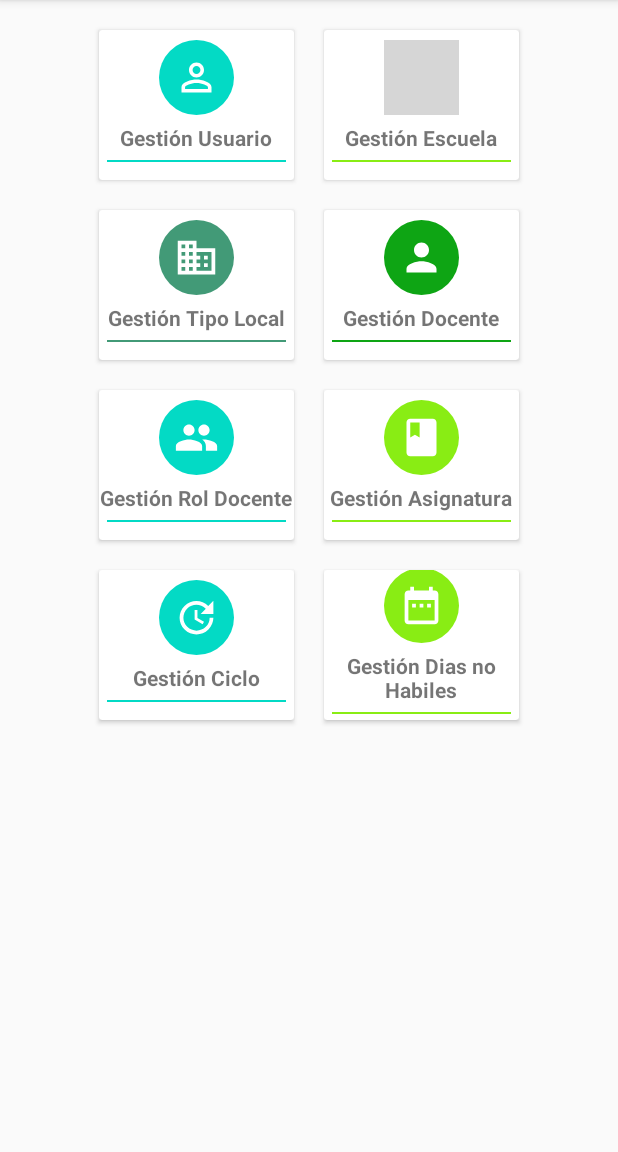
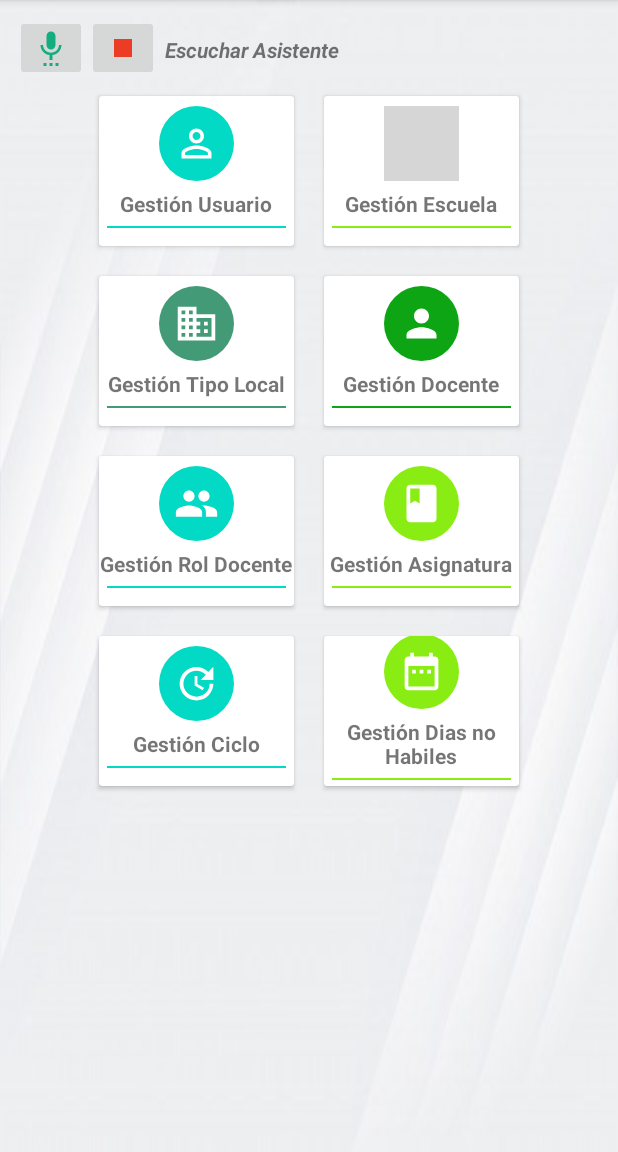
Before and after one commit to AbiMani/ReservaFia, an Android app: the AdministradorMenuActivity screen opened directly, with no data from a screen before it, after a tap on "Gestión Escuela", on a phone screen of 412 x 824 dp, the part 84-1236 px from its top. Run offline under Robolectric (Android 15) with nearby library versions, the phone set to English and light mode, and no system bars; 1 statement that could not run was skipped; grey boxes are pictures that could not be loaded.

Commit message:
tts en menu administrador,  y otras modificaciones en insertar reserva local

```diff
--- a/app/src/main/java/ues/fia/eisi/reservalocalfia/AdministradorMenuActivity.java
+++ b/app/src/main/java/ues/fia/eisi/reservalocalfia/AdministradorMenuActivity.java
@@ -5,18 +5,26 @@ import android.app.ListActivity;
 import android.content.Intent;
 import android.graphics.Color;
 import android.os.Bundle;
+import android.os.CountDownTimer;
+import android.speech.tts.TextToSpeech;
 import android.view.GestureDetector;
 import android.view.MotionEvent;
 import android.view.View;
 import android.widget.ArrayAdapter;
+import android.widget.ImageButton;
 import android.widget.ListView;
+import android.widget.Toast;
 
 import androidx.appcompat.app.AppCompatActivity;
 import androidx.cardview.widget.CardView;
 
+import java.util.Locale;
+
 public class AdministradorMenuActivity extends AppCompatActivity implements View.OnClickListener, GestureDetector.OnGestureListener {   //cambiar activity correcto
     private CardView usuario, escuela, tipolocal, docente, asignatura, roldoc, ciclo, diano;
     private GestureDetector gestureScanner;
+    ImageButton asistente, stop;
+    TextToSpeech tts;
 
     @Override
     public void onCreate(Bundle savedInstanceState) {
@@ -40,6 +48,13 @@ public class AdministradorMenuActivity extends AppCompatActivity implements View
         asignatura.setOnClickListener(this);
         roldoc.setOnClickListener(this);
         ciclo.setOnClickListener(this);
+
+        //TEXT TO SPEECH
+        asistente=(ImageButton) findViewById(R.id.btn_asistente);
+        stop=(ImageButton) findViewById(R.id.btn_stop);
+        tts = new TextToSpeech(this,OnInit);
+        asistente.setOnClickListener(asistant);
+        stop.setOnClickListener(onClik);
     }
 
 
@@ -121,4 +136,53 @@ public class AdministradorMenuActivity extends AppCompatActivity implements View
         startActivity(intent);
         return true;
     }
+    //CODIGO DE TEXT TO SPEECH
+    View.OnClickListener asistant=new View.OnClickListener() {
+        @Override
+        public void onClick(View v) {
+            CountDownTimer countDownTimer = new CountDownTimer(5000, 1500) {
+
+                @Override
+                public void onTick(long millisUntilFinished) {
+                    speakOut("Bienvenido, te dare una breve explicacion de esta aplicacion. Empecemos." +
+                            "Realiza un toque en un espacio en blanco para insertar tipo de local. " +
+                            "Haz una accion de arrastre para insertar un docente. " +
+                            "Manten presionado un espacio en blanco para insertar una escuela. " );
+                }
+
+                @Override
+                public void onFinish() {
+
+                }
+            }.start();
+        }
+    };
+    TextToSpeech.OnInitListener OnInit = new TextToSpeech.OnInitListener() {
+
+        @Override
+        public void onInit(int status) {
+            // TODO Auto-generated method stub
+            if (TextToSpeech.SUCCESS==status){
+                tts.setLanguage(new Locale("spa","ESP"));
+            }
+            else
+            {
+                Toast.makeText(getApplicationContext(), "TTS no disponible", Toast.LENGTH_SHORT).show();
+            }
+        }
+    };
+    public void onDestroy(){
+        tts.shutdown();
+        super.onDestroy();
+    }
+    private void speakOut(String text){
+        tts.speak(text, TextToSpeech.QUEUE_ADD, null);
+    }
+
+    View.OnClickListener onClik=new View.OnClickListener() {
+        @Override
+        public void onClick(View v) {
+            tts.stop();
+        }
+    };
 }
--- a/app/src/main/java/ues/fia/eisi/reservalocalfia/ControlReserveLocal.java
+++ b/app/src/main/java/ues/fia/eisi/reservalocalfia/ControlReserveLocal.java
@@ -745,7 +745,7 @@ public class ControlReserveLocal {
         Cursor cursor = abrirConsultar().rawQuery("SELECT * FROM horario", null);
         while(cursor.moveToNext()){
             horario = new Horario();
-            horario.sethoraInicio(cursor.getString(1));
+            horario.sethoraInicio(cursor.getString(2));
             lista.add(horario);
         }
         return lista;
@@ -759,7 +759,7 @@ public class ControlReserveLocal {
         Cursor cursor = abrirConsultar().rawQuery("SELECT * FROM ciclo", null);
         while(cursor.moveToNext()){
             ciclo = new Ciclo();
-            ciclo.setCodigoCiclo(cursor.getString(1));
+            ciclo.setCodigoCiclo(cursor.getString(0));
             lista.add(ciclo);
         }
         return lista;
--- a/app/src/main/res/layout/activity_administrador_menu.xml
+++ b/app/src/main/res/layout/activity_administrador_menu.xml
@@ -6,7 +6,38 @@
     android:layout_height="match_parent"
     android:orientation="vertical"
     android:padding="10dp"
-    tools:context=".MainActivity">
+    android:background="@drawable/blanco"
+    tools:context=".AdministradorMenuActivity">
+    <ScrollView
+        android:layout_width="match_parent"
+        android:layout_height="match_parent">
+        <LinearLayout
+            android:layout_width="match_parent"
+            android:layout_height="match_parent"
+            android:orientation="vertical">
+    <LinearLayout
+        android:layout_width="match_parent"
+        android:layout_height="wrap_content">
+
+        <androidx.appcompat.widget.AppCompatImageButton
+            android:id="@+id/btn_asistente"
+            android:layout_width="wrap_content"
+            android:layout_height="wrap_content"
+            android:src="@drawable/ic_settings_voice_black_24dp" />
+
+        <androidx.appcompat.widget.AppCompatImageButton
+            android:id="@+id/btn_stop"
+            android:layout_width="wrap_content"
+            android:layout_height="wrap_content"
+            android:src="@drawable/ic_stop" />
+        <TextView
+            android:layout_width="wrap_content"
+            android:layout_height="wrap_content"
+            android:text="Escuchar Asistente"
+            android:layout_marginTop="13dp"
+            android:layout_marginLeft="4dp"
+            android:textStyle="italic|bold"/>
+    </LinearLayout>
     <LinearLayout
         android:clipToPadding="false"
         android:gravity="center"
@@ -295,4 +326,6 @@
         </androidx.cardview.widget.CardView>
 
     </LinearLayout>
+        </LinearLayout>
+    </ScrollView>
 </LinearLayout>
```
Also changed, not shown: app/src/main/java/ues/fia/eisi/reservalocalfia/ReservaEventoInsertarActivity.java (+6 -3 lines), app/src/main/java/ues/fia/eisi/reservalocalfia/UsuarioExternoActivity.java (+4 -4 lines).
